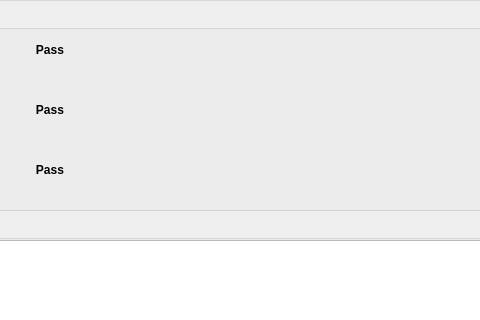
The window that project/Harman_T500/currentform.ui (happyrabbit456/Qt5_dev) describes before a commit, drawn with Qt 5; both pictures show x 240 to 720 and y 150 to 470 of the 851 by 621 pixel window.
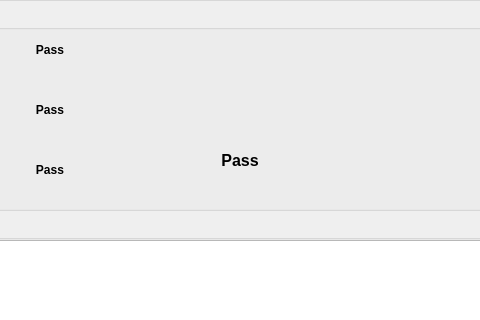
The same window after the commit.

```diff
--- a/project/Harman_T500/currentform.ui
+++ b/project/Harman_T500/currentform.ui
@@ -569,6 +569,29 @@
      <set>Qt::AlignCenter</set>
     </property>
    </widget>
+   <widget class="QLabel" name="labelResultStatus">
+    <property name="geometry">
+     <rect>
+      <x>440</x>
+      <y>120</y>
+      <width>60</width>
+      <height>60</height>
+     </rect>
+    </property>
+    <property name="font">
+     <font>
+      <pointsize>12</pointsize>
+      <weight>75</weight>
+      <bold>true</bold>
+     </font>
+    </property>
+    <property name="text">
+     <string>Pass</string>
+    </property>
+    <property name="alignment">
+     <set>Qt::AlignCenter</set>
+    </property>
+   </widget>
   </widget>
   <widget class="QGroupBox" name="groupBoxDatabase">
    <property name="geometry">
```
